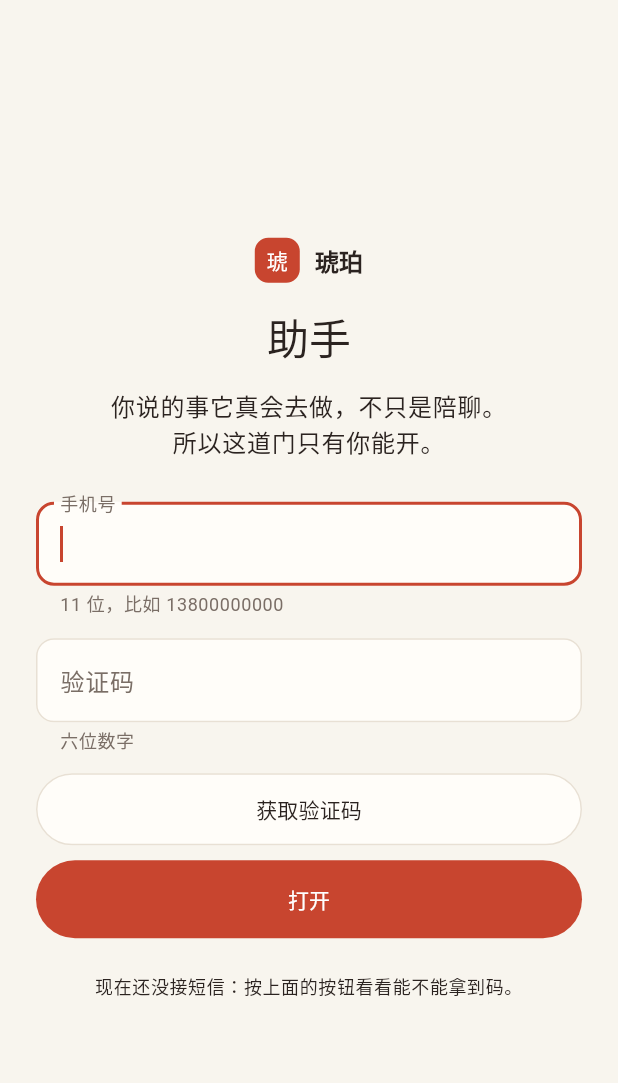
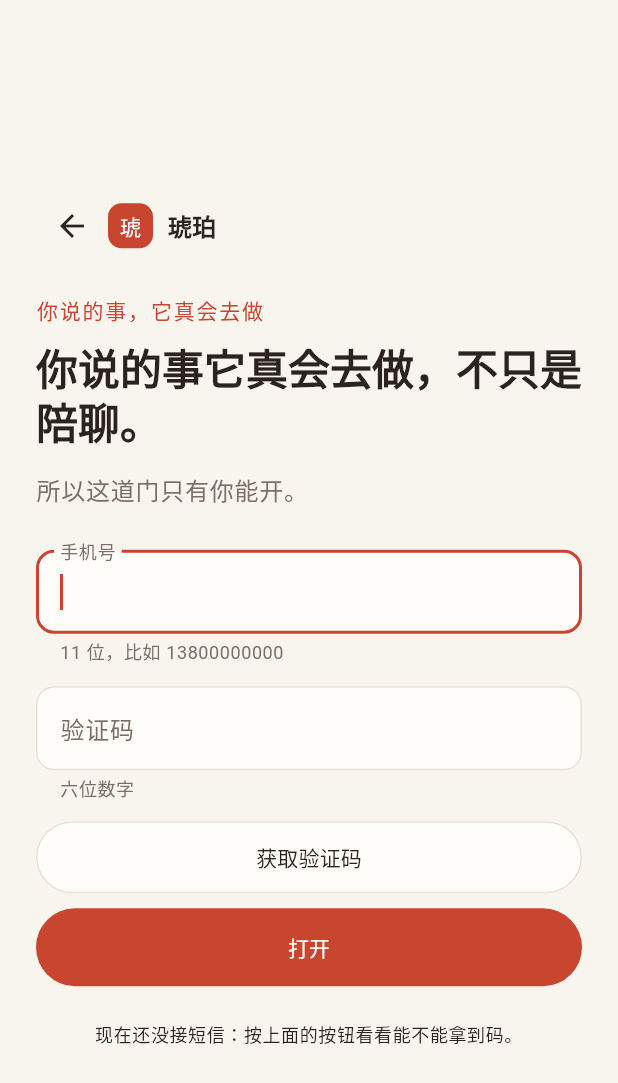
Before and after one commit to aaffdd11/hupo, a Flutter app: the screen it shows after launch, after a tap on "开始用", on a phone screen of 412 x 824 dp. Shown: the top 1083 px of the screen. Run offline on Flutter 3.47's test engine with Material 3 defaults, Android fonts, the phone set to English and light mode, and no system bars; our stand-ins replace shared_preferences; network calls fail.

Commit message:
两件：①你要的"登录页留住首页 header + 能回首页"做完了、已部署；②"桌面 + 聊天浮窗"我写出来了但撞在可访问性硬闸上 —— 按规矩把树恢复成绿的，把实测与下一步写进 50。 ①登录页：把首页那块 header（标志 + 红小标 + 大标题）抽成 widgets/page_header.dart，两屏【共用一份】（原来只有首页有）；登录页顶上用它 + 一个【返回箭头】（onBack ⇒ 回首页，不是退出登录）；登录页自己那句退成"所以这道门只有你能开。"。闸 +2（header 三样都在 · 箭头真回首页 · 不给 onBack 就不画箭头）。 ②桌面+浮窗：手册 08-SPEC §六（Z1–Z3 + 三档 + 手势）已经把形状定好了，我照它写了一版：桌面（4 列图标墙，点空白收起）+ 三档浮窗（跟手拖/松手吸附/甩三个条件/双击/400ms 防抖/Listener opaque 拦截/收起条带字"+ 展开"），并把 AppBar 那 5 个动作搬进抓手行、"发就拉满"接在输入条上。 ③🔴 撞墙：跑可访问性硬闸 ⇒ 大字号下【纵向溢出】（实测 798/289/175 px）。根因是我把浮窗高度【定死】了，而手册 D3.5 说"容器跟字算，不是字跟容器"——我那一版是反的。⇒ 按"树不许留在红的"，我把 chat_screen 恢复、两个新文件留在 /tmp/wip-*.dart，结论与修法写进 docs/dev/50-DESKTOP-FLOATER.md，并在账上记成 #47（未合入）。顺手记两条当场被闸抓住的：① Positioned 必须是 Stack 的直接孩子（我包进 LayoutBuilder ⇒ 148 个测试一起红）；② 抓手行窄屏必横向溢出（折行会把它变高，撞上定高）。 读数：客户端三道硬闸全过（可访问性 149）· widget 全过 · 网页产物 36b9acc9e1b6 · 本机与公网 200 · 完整性对上了。

```diff
--- a/v2/apps/mobile/lib/main.dart
+++ b/v2/apps/mobile/lib/main.dart
@@ -198,7 +198,14 @@ class _HupoAppState extends State<HupoApp> {
                   },
                 )
               : _showLogin
-                  ? LoginScreen(api: _api, needsSetup: _needsSetup, onLoggedIn: _onLoggedIn)
+                  ? LoginScreen(
+                      api: _api,
+                      needsSetup: _needsSetup,
+                      onLoggedIn: _onLoggedIn,
+                      // ★ **回首页**（主人 2026-09-22）：登录那一屏顶上留着首页的 header，
+                      //   箭头点一下就回到第一屏（不是退出登录 —— 那时还没登录）。
+                      onBack: () => setState(() => _showLogin = false),
+                    )
                   : LandingScreen(onStart: () => setState(() => _showLogin = true)),
     );
   }
--- a/v2/apps/mobile/lib/models/login_words.dart
+++ b/v2/apps/mobile/lib/models/login_words.dart
@@ -11,6 +11,13 @@
 //     不说 = 让用户以为这是真的短信验证（**说假话**）。
 
 /// 顶上的两句（照旧：手册 D2 定稿）。
+/// **登录页自己那一句**（大标题已经由 header 说了，这里只说"这道门"）。
+/// ⚠️ 原来这两句是合在一起的（`loginPromise`），现在大标题那半句搬到 header 共用去了。
+const String loginGate = '所以这道门只有你能开。';
+
+/// 返回箭头的 tooltip（读屏用；界面上不显字）。
+const String loginBack = '回首页';
+
 const String loginPromise = '你说的事它真会去做，不只是陪聊。\n所以这道门只有你能开。';
 
 /// 两个输入框。
--- a/v2/apps/mobile/lib/screens/landing_screen.dart
+++ b/v2/apps/mobile/lib/screens/landing_screen.dart
@@ -19,7 +19,7 @@
 import 'package:flutter/material.dart';
 
 import '../models/design.dart' as d;
-import '../widgets/brand_mark.dart';
+import '../widgets/page_header.dart';
 
 import '../models/landing_words.dart';
 
@@ -66,25 +66,9 @@ class LandingScreen extends StatelessWidget {
             child: ListView(
               padding: const EdgeInsets.symmetric(horizontal: 24, vertical: 28),
               children: [
-                const BrandMark(),
-                const SizedBox(height: 22),
-                // ── 主标题区（**入口紧跟其后**，见文件头 ①）──
-                Text(
-                  landingKicker,
-                  style: theme.textTheme.labelLarge?.copyWith(
-                    color: _accent,
-                    letterSpacing: 1.2,
-                  ),
-                ),
-                const SizedBox(height: 10),
-                Text(
-                  landingPromise,
-                  style: theme.textTheme.headlineMedium?.copyWith(
-                    color: _ink,
-                    height: 1.3,
-                    fontWeight: FontWeight.w600,
-                  ),
-                ),
+                // ── **header（与登录页共用一份）**（契约 `49-STYLE.md`）──
+                //   ⚠️ 它里面就是"标志 + 红小标 + 大标题"；登录页那份只多一个返回箭头。
+                const LandingHeader(),
                 const SizedBox(height: 20),
                 _ctaRow(context, theme),
                 const SizedBox(height: 14),
--- a/v2/apps/mobile/lib/screens/login_screen.dart
+++ b/v2/apps/mobile/lib/screens/login_screen.dart
@@ -19,19 +19,30 @@
 
 import 'package:flutter/material.dart';
 
-import '../widgets/brand_mark.dart';
+import '../models/design.dart' as d;
+import '../widgets/page_header.dart';
 
 import '../models/login_words.dart';
 import '../services/api.dart';
 
 class LoginScreen extends StatefulWidget {
-  const LoginScreen({super.key, required this.api, required this.onLoggedIn, this.needsSetup = false});
+  const LoginScreen({
+    super.key,
+    required this.api,
+    required this.onLoggedIn,
+    this.needsSetup = false,
+    this.onBack,
+  });
 
   final Api api;
   final void Function(String token) onLoggedIn;
 
   /// 服务端说"这台机器还没设好"时要**明说**——别让人在那儿瞎试。
   final bool needsSetup;
+
+  /// **回首页**（主人 2026-09-22）。`null` ⇒ 不画那个箭头
+  /// （单看这一屏的测试可以不传）。
+  final VoidCallback? onBack;
 
   @override
   State<LoginScreen> createState() => _LoginScreenState();
@@ -115,14 +126,14 @@ class _LoginScreenState extends State<LoginScreen> {
               mainAxisSize: MainAxisSize.min,
               crossAxisAlignment: CrossAxisAlignment.stretch,
               children: [
-                // ★ **和首页同一个标志**（契约 `49-STYLE.md`）：两屏摆在一起
-                //   要像**一个产品**。⚠️ 居中的列 ⇒ 标志也居中（`Center`）。
-                const Center(child: BrandMark()),
-                const SizedBox(height: 18),
-                Text('助手', style: theme.textTheme.headlineMedium, textAlign: TextAlign.center),
-                const SizedBox(height: 16),
-                Text(loginPromise, style: theme.textTheme.bodyLarge, textAlign: TextAlign.center),
-                const SizedBox(height: 28),
+                // ★ **首页那个 header 留在这儿**（主人 2026-09-22：*"登录页应该能回到首页。
+                //   所以首页那个 header 也留在登录页吧。"*）——**同一份实现**，
+                //   只多一个返回箭头（点它回首页）。
+                LandingHeader(onBack: widget.onBack, backTooltip: loginBack),
+                const SizedBox(height: d.gapM),
+                // ⚠️ 这一句是**登录页自己**的（大标题那句已经由 header 说了，不重复）
+                Text(loginGate, style: theme.textTheme.bodyLarge?.copyWith(color: d.muted)),
+                const SizedBox(height: d.gapL + 4),
                 TextField(
                   controller: _phone,
                   keyboardType: TextInputType.phone,
--- /dev/null
+++ b/v2/apps/mobile/lib/widgets/page_header.dart
@@ -0,0 +1,67 @@
+// **首页那个 header** —— 首页与登录页**共用一份**（契约 `docs/dev/49-STYLE.md`）。
+//
+// 主人 2026-09-22：*"登录页应该能回到首页。所以首页那个 header 也留在登录页吧。"*
+//   ⇒ ① 登录页顶上**就是首页那个 header**（标志 + 红小标 + 那句大标题）；
+//     ② 登录页多一个**返回箭头**（回首页）。
+//
+// ⚠️ 为什么抽出来而不是抄一份：这一块原来只长在首页里 ⇒ 登录页想"留同一个 header"
+//    就只能**再抄一遍**，而抄的那一份**一定会漂**（这个项目今天已经栽过两次同款）。
+//
+// ⚠️ **不写死字号**（D3.5）：这里只给颜色、字重、行高；字号仍然跟着系统走。
+
+import 'package:flutter/material.dart';
+
+import '../models/design.dart' as d;
+import '../models/landing_words.dart';
+import 'brand_mark.dart';
+
+class LandingHeader extends StatelessWidget {
+  const LandingHeader({super.key, this.onBack, this.backTooltip});
+
+  /// 给了就画一个**返回箭头**（登录页用它回首页）；不给就是首页那个样子。
+  final VoidCallback? onBack;
+
+  /// 箭头的 tooltip（读屏用）。⚠️ 文案由调用方给（词表那一层管着界面用词）。
+  final String? backTooltip;
+
+  @override
+  Widget build(BuildContext context) {
+    final theme = Theme.of(context);
+    return Column(
+      crossAxisAlignment: CrossAxisAlignment.start,
+      children: [
+        Row(
+          children: [
+            // ⚠️ 箭头放在**标志那一行**里（不是在顶上再加一条 AppBar）——
+            //    这样登录页的 header 与首页**结构完全一样**，只多一个箭头。
+            if (onBack != null)
+              IconButton(
+                onPressed: onBack,
+                tooltip: backTooltip,
+                icon: const Icon(Icons.arrow_back),
+                color: d.ink,
+              ),
+            const BrandMark(),
+          ],
+        ),
+        const SizedBox(height: d.gapL - 2),
+        Text(
+          landingKicker,
+          style: theme.textTheme.labelLarge?.copyWith(
+            color: d.accent,
+            letterSpacing: 1.2,
+          ),
+        ),
+        const SizedBox(height: 10),
+        Text(
+          landingPromise,
+          style: theme.textTheme.headlineMedium?.copyWith(
+            color: d.ink,
+            height: 1.3,
+            fontWeight: FontWeight.w600,
+          ),
+        ),
+      ],
+    );
+  }
+}
```
Also changed, not shown: 3 other files.
